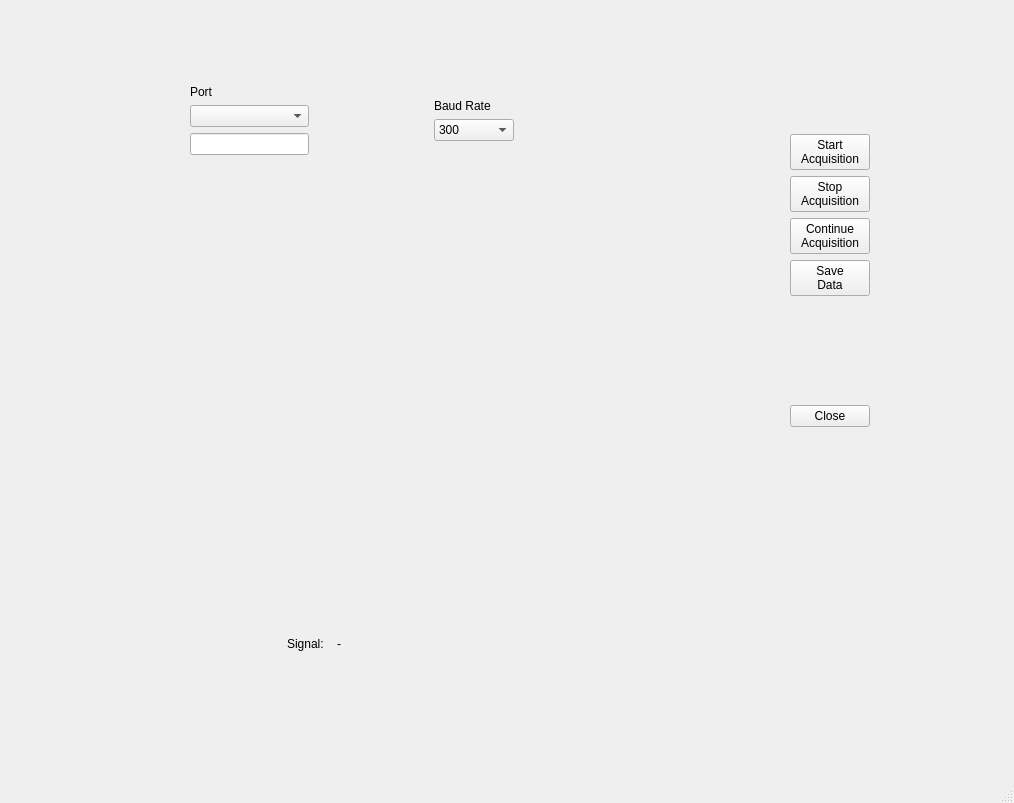
Old version of the form serialReader/qt5_ui_files/serialReader.ui in the repository JSotres/serialReaderPython.
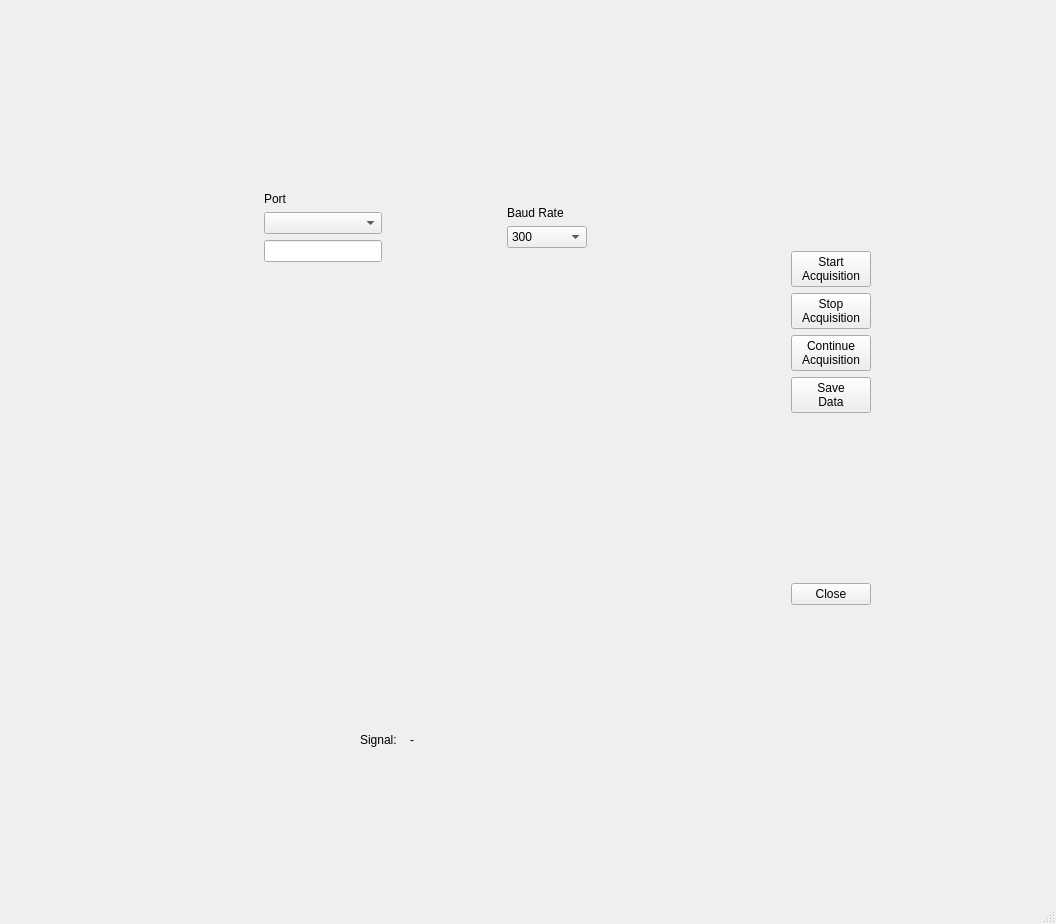
New version of the form. Custom widgets are drawn as their Qt base class.

What changed in the file:
```diff
--- a/serialReader/qt5_ui_files/serialReader.ui
+++ b/serialReader/qt5_ui_files/serialReader.ui
@@ -6,62 +6,45 @@
    <rect>
     <x>0</x>
     <y>0</y>
-    <width>1014</width>
-    <height>803</height>
+    <width>1056</width>
+    <height>924</height>
    </rect>
   </property>
   <property name="windowTitle">
    <string>MainWindow</string>
   </property>
   <widget class="QWidget" name="centralwidget">
-   <widget class="QWidget" name="">
-    <property name="geometry">
-     <rect>
-      <x>740</x>
-      <y>70</y>
-      <width>180</width>
-      <height>461</height>
-     </rect>
-    </property>
-    <layout class="QVBoxLayout" name="verticalLayout_5">
-     <item>
-      <spacer name="verticalSpacer">
+   <layout class="QGridLayout" name="gridLayout">
+    <item row="0" column="1">
+     <spacer name="verticalSpacer_14">
        <property name="orientation">
         <enum>Qt::Vertical</enum>
        </property>
        <property name="sizeHint" stdset="0">
         <size>
          <width>20</width>
-         <height>40</height>
+        <height>78</height>
         </size>
        </property>
       </spacer>
      </item>
-     <item>
-      <layout class="QHBoxLayout" name="horizontalLayout">
-       <item>
-        <spacer name="horizontalSpacer">
+    <item row="1" column="0">
+     <spacer name="horizontalSpacer_19">
          <property name="orientation">
           <enum>Qt::Horizontal</enum>
          </property>
          <property name="sizeHint" stdset="0">
           <size>
-           <width>40</width>
+        <width>66</width>
            <height>20</height>
           </size>
          </property>
         </spacer>
        </item>
+    <item row="1" column="1" colspan="2">
+     <layout class="QHBoxLayout" name="horizontalLayout_8">
        <item>
-        <widget class="QPushButton" name="pushButtonStartAcquisition">
-         <property name="text">
-          <string>Start
-Acquisition</string>
-         </property>
-        </widget>
-       </item>
-       <item>
-        <spacer name="horizontalSpacer_2">
+       <spacer name="horizontalSpacer_17">
          <property name="orientation">
           <enum>Qt::Horizontal</enum>
          </property>
@@ -73,226 +56,7 @@
          </property>
         </spacer>
        </item>
-      </layout>
-     </item>
      <item>
-      <layout class="QHBoxLayout" name="horizontalLayout_2">
-       <item>
-        <spacer name="horizontalSpacer_3">
-         <property name="orientation">
-          <enum>Qt::Horizontal</enum>
-         </property>
-         <property name="sizeHint" stdset="0">
-          <size>
-           <width>40</width>
-           <height>20</height>
-          </size>
-         </property>
-        </spacer>
-       </item>
-       <item>
-        <widget class="QPushButton" name="pushButtonStopAcquisition">
-         <property name="text">
-          <string>Stop
-Acquisition</string>
-         </property>
-        </widget>
-       </item>
-       <item>
-        <spacer name="horizontalSpacer_4">
-         <property name="orientation">
-          <enum>Qt::Horizontal</enum>
-         </property>
-         <property name="sizeHint" stdset="0">
-          <size>
-           <width>40</width>
-           <height>20</height>
-          </size>
-         </property>
-        </spacer>
-       </item>
-      </layout>
-     </item>
-     <item>
-      <layout class="QHBoxLayout" name="horizontalLayout_3">
-       <item>
-        <spacer name="horizontalSpacer_6">
-         <property name="orientation">
-          <enum>Qt::Horizontal</enum>
-         </property>
-         <property name="sizeHint" stdset="0">
-          <size>
-           <width>40</width>
-           <height>20</height>
-          </size>
-         </property>
-        </spacer>
-       </item>
-       <item>
-        <widget class="QPushButton" name="pushButtonContinueAcquisition">
-         <property name="text">
-          <string>Continue
-Acquisition</string>
-         </property>
-        </widget>
-       </item>
-       <item>
-        <spacer name="horizontalSpacer_5">
-         <property name="orientation">
-          <enum>Qt::Horizontal</enum>
-         </property>
-         <property name="sizeHint" stdset="0">
-          <size>
-           <width>40</width>
-           <height>20</height>
-          </size>
-         </property>
-        </spacer>
-       </item>
-      </layout>
-     </item>
-     <item>
-      <layout class="QHBoxLayout" name="horizontalLayout_4">
-       <item>
-        <spacer name="horizontalSpacer_7">
-         <property name="orientation">
-          <enum>Qt::Horizontal</enum>
-         </property>
-         <property name="sizeHint" stdset="0">
-          <size>
-           <width>40</width>
-           <height>20</height>
-          </size>
-         </property>
-        </spacer>
-       </item>
-       <item>
-        <widget class="QPushButton" name="pushButtonSaveData">
-         <property name="text">
-          <string>Save
-Data</string>
-         </property>
-        </widget>
-       </item>
-       <item>
-        <spacer name="horizontalSpacer_8">
-         <property name="orientation">
-          <enum>Qt::Horizontal</enum>
-         </property>
-         <property name="sizeHint" stdset="0">
-          <size>
-           <width>40</width>
-           <height>20</height>
-          </size>
-         </property>
-        </spacer>
-       </item>
-      </layout>
-     </item>
-     <item>
-      <spacer name="verticalSpacer_4">
-       <property name="orientation">
-        <enum>Qt::Vertical</enum>
-       </property>
-       <property name="sizeHint" stdset="0">
-        <size>
-         <width>20</width>
-         <height>40</height>
-        </size>
-       </property>
-      </spacer>
-     </item>
-     <item>
-      <layout class="QVBoxLayout" name="verticalLayout">
-       <item>
-        <spacer name="verticalSpacer_3">
-         <property name="orientation">
-          <enum>Qt::Vertical</enum>
-         </property>
-         <property name="sizeHint" stdset="0">
-          <size>
-           <width>20</width>
-           <height>40</height>
-          </size>
-         </property>
-        </spacer>
-       </item>
-       <item>
-        <layout class="QHBoxLayout" name="horizontalLayout_6">
-         <item>
-          <spacer name="horizontalSpacer_12">
-           <property name="orientation">
-            <enum>Qt::Horizontal</enum>
-           </property>
-           <property name="sizeHint" stdset="0">
-            <size>
-             <width>40</width>
-             <height>20</height>
-            </size>
-           </property>
-          </spacer>
-         </item>
-         <item>
-          <widget class="QPushButton" name="pushButtonClose">
-           <property name="text">
-            <string>Close</string>
-           </property>
-          </widget>
-         </item>
-         <item>
-          <spacer name="horizontalSpacer_11">
-           <property name="orientation">
-            <enum>Qt::Horizontal</enum>
-           </property>
-           <property name="sizeHint" stdset="0">
-            <size>
-             <width>40</width>
-             <height>20</height>
-            </size>
-           </property>
-          </spacer>
-         </item>
-        </layout>
-       </item>
-       <item>
-        <spacer name="verticalSpacer_2">
-         <property name="orientation">
-          <enum>Qt::Vertical</enum>
-         </property>
-         <property name="sizeHint" stdset="0">
-          <size>
-           <width>20</width>
-           <height>40</height>
-          </size>
-         </property>
-        </spacer>
-       </item>
-      </layout>
-     </item>
-     <item>
-      <spacer name="verticalSpacer_5">
-       <property name="orientation">
-        <enum>Qt::Vertical</enum>
-       </property>
-       <property name="sizeHint" stdset="0">
-        <size>
-         <width>20</width>
-         <height>40</height>
-        </size>
-       </property>
-      </spacer>
-     </item>
-    </layout>
-   </widget>
-   <widget class="QWidget" name="">
-    <property name="geometry">
-     <rect>
-      <x>71</x>
-      <y>21</y>
-      <width>562</width>
-      <height>656</height>
-     </rect>
-    </property>
     <layout class="QVBoxLayout" name="verticalLayout_2">
      <item>
       <spacer name="verticalSpacer_10">
@@ -621,7 +385,324 @@
       </spacer>
      </item>
     </layout>
-   </widget>
+      </item>
+      <item>
+       <spacer name="horizontalSpacer_16">
+        <property name="orientation">
+         <enum>Qt::Horizontal</enum>
+        </property>
+        <property name="sizeHint" stdset="0">
+         <size>
+          <width>40</width>
+          <height>20</height>
+         </size>
+        </property>
+       </spacer>
+      </item>
+      <item>
+       <layout class="QVBoxLayout" name="verticalLayout_5">
+        <item>
+         <spacer name="verticalSpacer">
+          <property name="orientation">
+           <enum>Qt::Vertical</enum>
+          </property>
+          <property name="sizeHint" stdset="0">
+           <size>
+            <width>20</width>
+            <height>40</height>
+           </size>
+          </property>
+         </spacer>
+        </item>
+        <item>
+         <layout class="QHBoxLayout" name="horizontalLayout">
+          <item>
+           <spacer name="horizontalSpacer">
+            <property name="orientation">
+             <enum>Qt::Horizontal</enum>
+            </property>
+            <property name="sizeHint" stdset="0">
+             <size>
+              <width>40</width>
+              <height>20</height>
+             </size>
+            </property>
+           </spacer>
+          </item>
+          <item>
+           <widget class="QPushButton" name="pushButtonStartAcquisition">
+            <property name="text">
+             <string>Start
+Acquisition</string>
+            </property>
+           </widget>
+          </item>
+          <item>
+           <spacer name="horizontalSpacer_2">
+            <property name="orientation">
+             <enum>Qt::Horizontal</enum>
+            </property>
+            <property name="sizeHint" stdset="0">
+             <size>
+              <width>40</width>
+              <height>20</height>
+             </size>
+            </property>
+           </spacer>
+          </item>
+         </layout>
+        </item>
+        <item>
+         <layout class="QHBoxLayout" name="horizontalLayout_2">
+          <item>
+           <spacer name="horizontalSpacer_3">
+            <property name="orientation">
+             <enum>Qt::Horizontal</enum>
+            </property>
+            <property name="sizeHint" stdset="0">
+             <size>
+              <width>40</width>
+              <height>20</height>
+             </size>
+            </property>
+           </spacer>
+          </item>
+          <item>
+           <widget class="QPushButton" name="pushButtonStopAcquisition">
+            <property name="text">
+             <string>Stop
+Acquisition</string>
+            </property>
+           </widget>
+          </item>
+          <item>
+           <spacer name="horizontalSpacer_4">
+            <property name="orientation">
+             <enum>Qt::Horizontal</enum>
+            </property>
+            <property name="sizeHint" stdset="0">
+             <size>
+              <width>40</width>
+              <height>20</height>
+             </size>
+            </property>
+           </spacer>
+          </item>
+         </layout>
+        </item>
+        <item>
+         <layout class="QHBoxLayout" name="horizontalLayout_3">
+          <item>
+           <spacer name="horizontalSpacer_6">
+            <property name="orientation">
+             <enum>Qt::Horizontal</enum>
+            </property>
+            <property name="sizeHint" stdset="0">
+             <size>
+              <width>40</width>
+              <height>20</height>
+             </size>
+            </property>
+           </spacer>
+          </item>
+          <item>
+           <widget class="QPushButton" name="pushButtonContinueAcquisition">
+            <property name="text">
+             <string>Continue
+Acquisition</string>
+            </property>
+           </widget>
+          </item>
+          <item>
+           <spacer name="horizontalSpacer_5">
+            <property name="orientation">
+             <enum>Qt::Horizontal</enum>
+            </property>
+            <property name="sizeHint" stdset="0">
+             <size>
+              <width>40</width>
+              <height>20</height>
+             </size>
+            </property>
+           </spacer>
+          </item>
+         </layout>
+        </item>
+        <item>
+         <layout class="QHBoxLayout" name="horizontalLayout_4">
+          <item>
+           <spacer name="horizontalSpacer_7">
+            <property name="orientation">
+             <enum>Qt::Horizontal</enum>
+            </property>
+            <property name="sizeHint" stdset="0">
+             <size>
+              <width>40</width>
+              <height>20</height>
+             </size>
+            </property>
+           </spacer>
+          </item>
+          <item>
+           <widget class="QPushButton" name="pushButtonSaveData">
+            <property name="text">
+             <string>Save
+Data</string>
+            </property>
+           </widget>
+          </item>
+          <item>
+           <spacer name="horizontalSpacer_8">
+            <property name="orientation">
+             <enum>Qt::Horizontal</enum>
+            </property>
+            <property name="sizeHint" stdset="0">
+             <size>
+              <width>40</width>
+              <height>20</height>
+             </size>
+            </property>
+           </spacer>
+          </item>
+         </layout>
+        </item>
+        <item>
+         <spacer name="verticalSpacer_4">
+          <property name="orientation">
+           <enum>Qt::Vertical</enum>
+          </property>
+          <property name="sizeHint" stdset="0">
+           <size>
+            <width>20</width>
+            <height>40</height>
+           </size>
+          </property>
+         </spacer>
+        </item>
+        <item>
+         <layout class="QVBoxLayout" name="verticalLayout">
+          <item>
+           <spacer name="verticalSpacer_3">
+            <property name="orientation">
+             <enum>Qt::Vertical</enum>
+            </property>
+            <property name="sizeHint" stdset="0">
+             <size>
+              <width>20</width>
+              <height>40</height>
+             </size>
+            </property>
+           </spacer>
+          </item>
+          <item>
+           <layout class="QHBoxLayout" name="horizontalLayout_6">
+            <item>
+             <spacer name="horizontalSpacer_12">
+              <property name="orientation">
+               <enum>Qt::Horizontal</enum>
+              </property>
+              <property name="sizeHint" stdset="0">
+               <size>
+                <width>40</width>
+                <height>20</height>
+               </size>
+              </property>
+             </spacer>
+            </item>
+            <item>
+             <widget class="QPushButton" name="pushButtonClose">
+              <property name="text">
+               <string>Close</string>
+              </property>
+             </widget>
+            </item>
+            <item>
+             <spacer name="horizontalSpacer_11">
+              <property name="orientation">
+               <enum>Qt::Horizontal</enum>
+              </property>
+              <property name="sizeHint" stdset="0">
+               <size>
+                <width>40</width>
+                <height>20</height>
+               </size>
+              </property>
+             </spacer>
+            </item>
+           </layout>
+          </item>
+          <item>
+           <spacer name="verticalSpacer_2">
+            <property name="orientation">
+             <enum>Qt::Vertical</enum>
+            </property>
+            <property name="sizeHint" stdset="0">
+             <size>
+              <width>20</width>
+              <height>40</height>
+             </size>
+            </property>
+           </spacer>
+          </item>
+         </layout>
+        </item>
+        <item>
+         <spacer name="verticalSpacer_5">
+          <property name="orientation">
+           <enum>Qt::Vertical</enum>
+          </property>
+          <property name="sizeHint" stdset="0">
+           <size>
+            <width>20</width>
+            <height>40</height>
+           </size>
+          </property>
+         </spacer>
+        </item>
+       </layout>
+      </item>
+      <item>
+       <spacer name="horizontalSpacer_18">
+        <property name="orientation">
+         <enum>Qt::Horizontal</enum>
+        </property>
+        <property name="sizeHint" stdset="0">
+         <size>
+          <width>40</width>
+          <height>20</height>
+         </size>
+        </property>
+       </spacer>
+      </item>
+     </layout>
+    </item>
+    <item row="1" column="3">
+     <spacer name="horizontalSpacer_20">
+      <property name="orientation">
+       <enum>Qt::Horizontal</enum>
+      </property>
+      <property name="sizeHint" stdset="0">
+       <size>
+        <width>66</width>
+        <height>20</height>
+       </size>
+      </property>
+     </spacer>
+    </item>
+    <item row="2" column="2">
+     <spacer name="verticalSpacer_15">
+      <property name="orientation">
+       <enum>Qt::Vertical</enum>
+      </property>
+      <property name="sizeHint" stdset="0">
+       <size>
+        <width>20</width>
+        <height>77</height>
+       </size>
+      </property>
+     </spacer>
+    </item>
+   </layout>
   </widget>
   <widget class="QMenuBar" name="menubar">
    <property name="geometry">
```
Left out of the diff: 2 changed lines with no effect on the pictures. Lines whose indentation alone changed are shown as unchanged.
